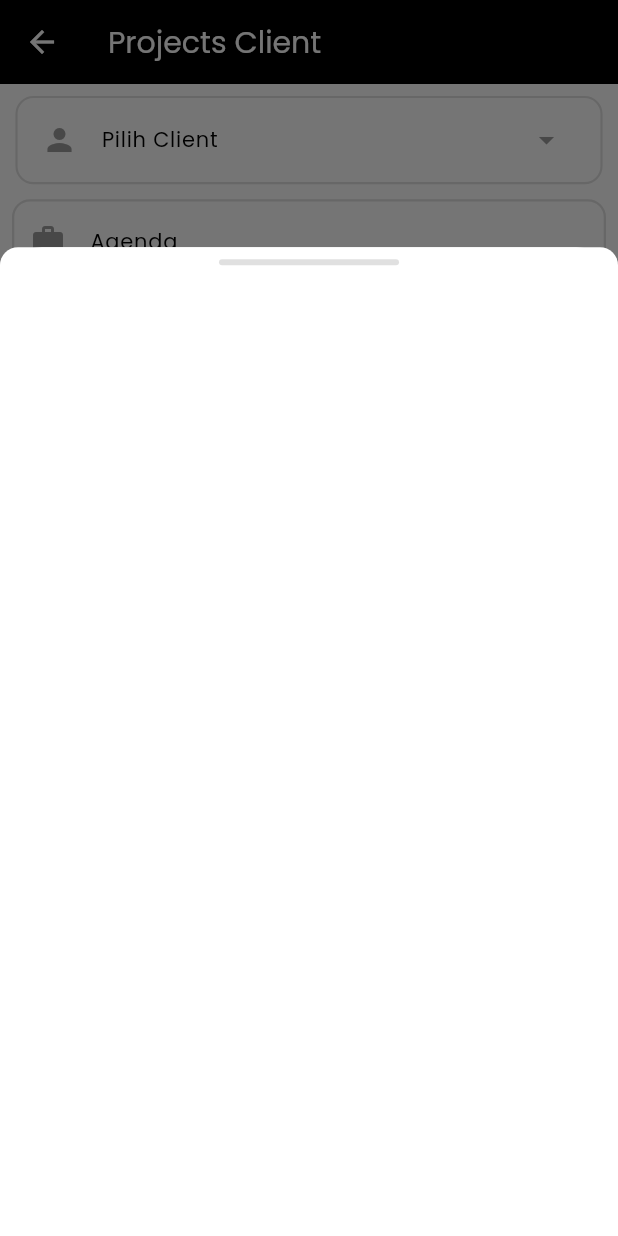
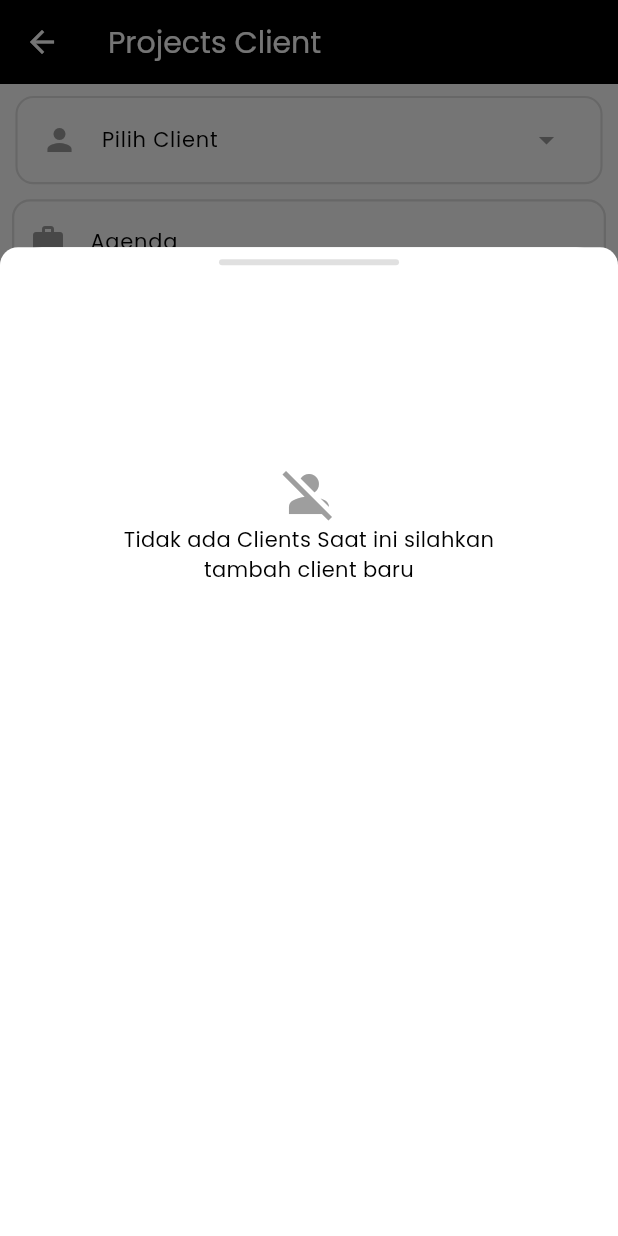
Before and after one commit to jbranabb/kliencash, a Flutter app: the AddProjects screen opened directly, after a tap on "Pilih Client", on a phone screen of 412 x 824 dp. Run offline on Flutter 3.47's test engine with Material 3 defaults, Android fonts, the phone set to English and light mode, and no system bars; our stand-ins replace bloc, calendar_date_picker2, country_code_picker, flutter_bloc, flutter_slidable, google_fonts and 1 more; accounts and stored records are empty.

Commit message:
feat(addProjects) finishing styling

```diff
--- a/lib/Screens/pages/mainGrid/clientPage/client_page.dart
+++ b/lib/Screens/pages/mainGrid/clientPage/client_page.dart
@@ -245,6 +245,7 @@ AlertDialog confrimDelete(String name, BuildContext context, int id) {
       TextButton(
         onPressed: () {
           context.read<ClientBloc>().add(DeleteDataClient(id: id));
+          Navigator.of(context).pop();
         },
         style: TextButton.styleFrom(backgroundColor: Colors.red),
         child: MyText(title: 'Ya, Yakin', color: Colors.white),
--- a/lib/Screens/pages/mainGrid/project/add_projects.dart
+++ b/lib/Screens/pages/mainGrid/project/add_projects.dart
@@ -3,6 +3,7 @@ import 'package:flutter/material.dart';
 import 'package:flutter/rendering.dart';
 import 'package:flutter_bloc/flutter_bloc.dart';
 import 'package:kliencash/Screens/Widgets/my_text.dart';
+import 'package:kliencash/Screens/Widgets/snackbar.dart';
 import 'package:kliencash/Screens/Widgets/text_fields.dart';
 import 'package:kliencash/state/bloc/client_bloc.dart';
 import 'package:kliencash/state/cubit/SelectedClient.dart';
@@ -24,16 +25,23 @@ class _AddProjectsState extends State<AddProjects> {
   var priceC = TextEditingController();
   var priceF = FocusNode();
 
+  var idC = TextEditingController();
+  var startDateC = TextEditingController();
+  var endtDateC = TextEditingController();
+  var status = TextEditingController();
+
   @override
   Widget build(BuildContext context) {
-     List<DateTime> rangeDatePickerValueWithDefaultValue = [
-    DateTime(DateTime.now().year, DateTime.now().month, DateTime.now().day),
-    DateTime.now().add(Duration(days: 7)),
-  ];
+    List<DateTime> rangeDatePickerValueWithDefaultValue = [
+      DateTime(DateTime.now().year, DateTime.now().month, DateTime.now().day),
+      DateTime.now().add(Duration(days: 7)),
+    ];
     context.read<StatusprojectrsCubit>().setStatus(null);
     var width = MediaQuery.of(context).size.width;
     var height = MediaQuery.of(context).size.height;
-    context.read<Selecteddatecubit>().setDate(rangeDatePickerValueWithDefaultValue);
+    context.read<Selecteddatecubit>().setDate(
+      rangeDatePickerValueWithDefaultValue,
+    );
     return Scaffold(
       appBar: AppBar(
         leading: IconButton(
@@ -69,6 +77,7 @@ class _AddProjectsState extends State<AddProjects> {
                 child: BlocBuilder<Selectedclient, Map<String, dynamic>>(
                   builder: (context, state) {
                     var stateIsnotEmpty = state['name'] != null;
+                    idC.text = state['Id'].toString();
                     return ListTile(
                       title: MyText(
                         title: stateIsnotEmpty ? state['name'] : 'Pilih Client',
@@ -187,10 +196,14 @@ class _AddProjectsState extends State<AddProjects> {
                             child: Padding(
                               padding: const EdgeInsets.all(8.0),
                               child:
-                                  BlocBuilder<
+                                  BlocConsumer<
                                     Selecteddatecubit,
-                                    List<DateTime>
-                                  >(
+                                    List<DateTime>>(
+                                      listener: (context, state) {
+                                        startDateC.text = (state.length)
+                                            .toString();
+                                        endtDateC.text = state.toString();
+                                      },
                                     builder: (context, state) {
                                       if (state.length > 1) {
                                         var startDate = DateFormat(
@@ -250,6 +263,29 @@ class _AddProjectsState extends State<AddProjects> {
                   ],
                 ),
               ),
+              ElevatedButton(
+                onPressed: () {
+                  var status = context.read<StatusprojectrsCubit>().state;
+                  validatePost(
+                    idC.text,
+                    agendaC.text,
+                    descC.text,
+                    priceC.text,
+                    startDateC.text,
+                    endtDateC.text,
+                    status,
+                    context
+                  );
+                },
+                style: ElevatedButton.styleFrom(
+                  backgroundColor: Theme.of(context).colorScheme.onPrimary,
+                ),
+                child: MyText(
+                  title: 'Selesai',
+                  color: Colors.white,
+                  fontWeight: FontWeight.w600,
+                ),
+              ),
             ],
           ),
         ),
@@ -258,10 +294,74 @@ class _AddProjectsState extends State<AddProjects> {
   }
 }
 
+void validatePost(
+  String id,
+  String agenda,
+  String desc,
+  String price,
+  String startDate,
+  String enddate,
+  String? status,
+  BuildContext context
+) {
+  print(id);
+  print(agenda.isEmpty);
+  print(desc);
+  print(price);
+  print(startDate);
+  print(enddate);
+  print(status);
+  if(id.isNotEmpty && agenda.isNotEmpty  && desc.isNotEmpty
+  && price.isNotEmpty && startDate.isNotEmpty && status != null){
+    print('masok pake eko');
+  }else{
+ScaffoldMessenger.of(context).showSnackBar(mySnakcbar('Mohon isi semua fileds', null));
+    }
+}
+
 Widget userstoAdd(BuildContext context, double height) {
   return BlocBuilder<ClientBloc, ClientState>(
     builder: (context, state) {
       if (state is ClientSucces) {
+        if (state.list.isEmpty) {
+          return SizedBox(
+            width: double.maxFinite,
+            child: Column(
+              mainAxisAlignment: MainAxisAlignment.start,
+              children: [
+                SizedBox(
+                  height: 20,
+                  child: Padding(
+                    padding: const EdgeInsets.all(8.0),
+                    child: Container(
+                      height: 0.0,
+                      width: 120,
+                      decoration: BoxDecoration(
+                        borderRadius: BorderRadius.circular(10),
+                        color: Colors.grey.shade300,
+                      ),
+                    ),
+                  ),
+                ),
+                SizedBox(
+                  height: height * 0.4,
+                  // alignment: Alignment.bottomCenter,
+                  child: Column(
+                    mainAxisAlignment: MainAxisAlignment.center,
+                    children: [
+                      Icon(Icons.person_off, size: 40, color: Colors.grey),
+                      MyText(
+                        title:
+                            "Tidak ada Clients Saat ini silahkan\ntambah client baru",
+                        textAlign: TextAlign.center,
+                      ),
+                    ],
+                  ),
+                ),
+              ],
+            ),
+          );
+        }
         return SizedBox(
           height: height * 0.8,
           child: Column(
@@ -387,6 +487,10 @@ Widget showDateTime(BuildContext context) {
             TextButton(
               onPressed: () {
                 context.read<Selecteddatecubit>().setDate([]);
+                // print('batal > $state');
+                print(state.length > 1);
+                print(state.length);
+                print(state);
                 Navigator.of(context).pop();
               },
               child: MyText(title: 'Batal'),
@@ -394,16 +498,22 @@ Widget showDateTime(BuildContext context) {
             TextButton(
               onPressed: () {
                 var state = context.read<Selecteddatecubit>().state;
+                // print(state.length);
+                print(state.length > 1);
                 print(state.length);
+                print(state);
+
                 if (state.isEmpty) {
-               print('satu');
-                context.read<Selecteddatecubit>().setDate(rangeDatePickerValueWithDefaultValue);
+                  // print('satu');
+                  context.read<Selecteddatecubit>().setDate(
+                    rangeDatePickerValueWithDefaultValue,
+                  );
                   Navigator.of(context).pop();
-                  } else if(state.length == 2){
-               print('dua');
+                } else if (state.length == 2) {
+                  // print('dua');
                   Navigator.of(context).pop();
                 } else {
-               print('tiga');
+                  // print('tiga');
                   showDialog(
                     context: context,
                     builder: (context) => AlertDialog(
--- a/lib/state/cubit/SelectedClient.dart
+++ b/lib/state/cubit/SelectedClient.dart
@@ -10,6 +10,7 @@ class Selectedclient extends Cubit<Map<String, dynamic>>{
     var data = results.map((e)=> ClientModel.fromJson(e)).toList();
     print(data[0].name);
     emit({
+      "Id": data[0].id,
       "name": data[0].name,
       "handphone": data[0].handphone,
       "countryCode": data[0].countryCode,
```
